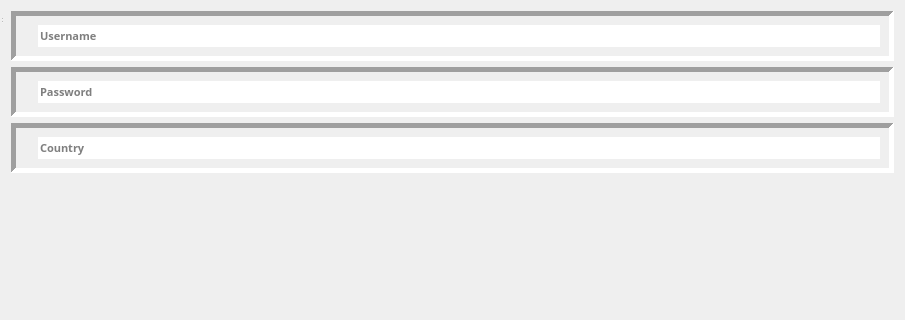
Before: the Qt Designer form raw_qt/register.ui in VPirog/DotaDatabase, drawn with Qt 5; both pictures show x 0 to 905 and y 0 to 320 of the 905 by 626 pixel window.
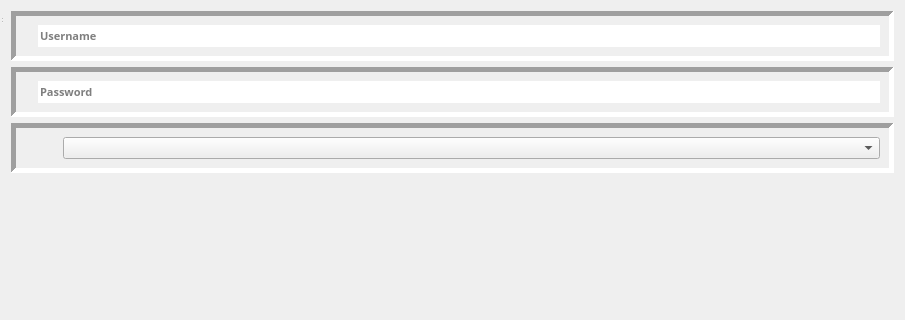
After: the same form once the commit is applied. Icons and pictures are not drawn. Custom widgets are drawn as their Qt base class.

What changed in the file:
```diff
--- a/raw_qt/register.ui
+++ b/raw_qt/register.ui
@@ -222,34 +222,35 @@
              <number>0</number>
             </property>
             <item>
-             <widget class="QLineEdit" name="lineEdit_country">
-              <property name="maximumSize">
-               <size>
-                <width>16777215</width>
-                <height>32</height>
-               </size>
-              </property>
-              <property name="font">
-               <font>
-                <family>Unbounded</family>
-                <pointsize>8</pointsize>
-                <weight>75</weight>
-                <bold>true</bold>
-                <underline>false</underline>
-                <strikeout>false</strikeout>
-                <stylestrategy>PreferAntialias</stylestrategy>
-                <kerning>true</kerning>
-               </font>
-              </property>
-              <property name="text">
-               <string/>
-              </property>
-              <property name="frame">
-               <bool>false</bool>
-              </property>
+             <widget class="QComboBox" name="comboBox">
               <property name="placeholderText">
                <string>Country</string>
               </property>
+              <item>
+               <property name="text">
+                <string>Russia</string>
+               </property>
+              </item>
+              <item>
+               <property name="text">
+                <string>Belarus</string>
+               </property>
+              </item>
+              <item>
+               <property name="text">
+                <string>Luxembourg</string>
+               </property>
+              </item>
+              <item>
+               <property name="text">
+                <string>North Korea	</string>
+               </property>
+              </item>
+              <item>
+               <property name="text">
+                <string>Niger</string>
+               </property>
+              </item>
              </widget>
             </item>
            </layout>
```
Left out of the diff: 2 changed lines with no effect on the pictures.
